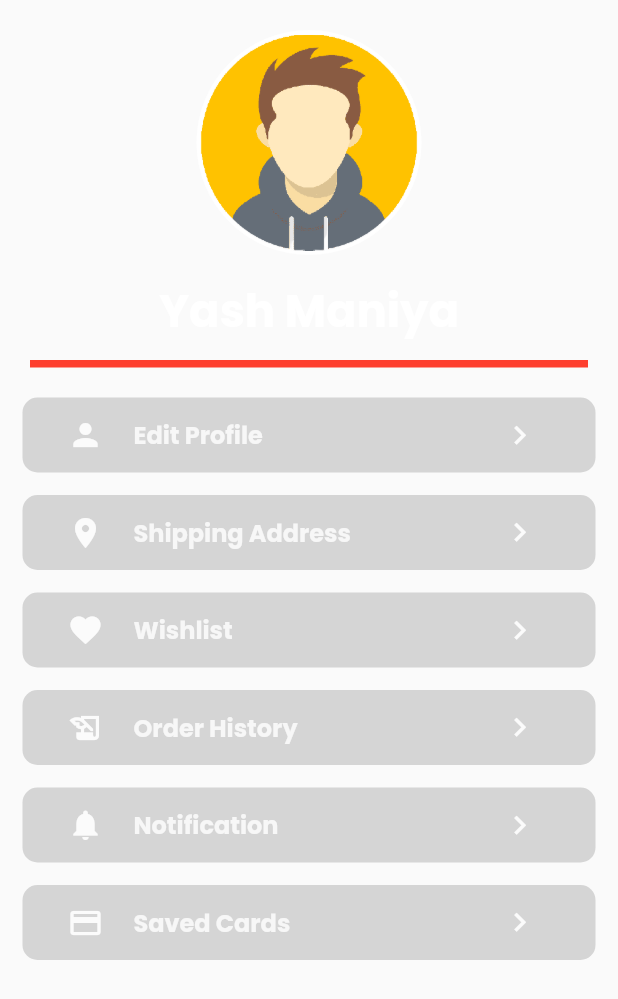
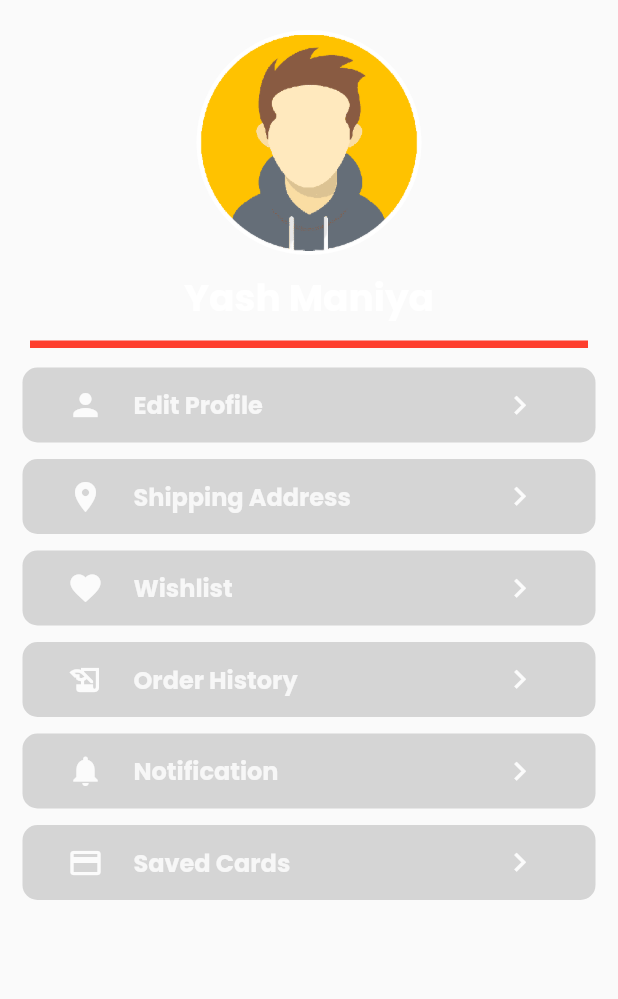
Before and after one commit to yashmaniya0/boAt-clone, a Flutter app: the ProfileContents widget shown alone on an empty page, opened directly, on a phone screen of 412 x 824 dp. Shown: the top 999 px of the screen. Run offline on Flutter 3.47's test engine with Material 2 defaults, Android fonts, the phone set to English and light mode, and no system bars; our stand-ins replace carousel_slider, get, smooth_page_indicator.

Commit message:
minor edits

```diff
--- a/lib/profile_contents.dart
+++ b/lib/profile_contents.dart
@@ -29,13 +29,13 @@ class _ProfileContentsState extends State<ProfileContents> {
           ),
           child: Image.asset('assets/profile_avatar.png'),
         ),
-        const SizedBox(height: 15,),
+        const SizedBox(height: 10,),
         const Center(
           child: Text(
             'Yash Maniya',
             style: TextStyle(
               color: Colors.white,
-              fontSize: 30,
+              fontSize: 25,
               fontWeight: FontWeight.bold,
               fontFamily: 'Poppins',
             ),
@@ -47,12 +47,12 @@ class _ProfileContentsState extends State<ProfileContents> {
           margin: EdgeInsets.only(left: 20, right: 20),
           color: Color.fromRGBO(255, 30, 10, 0.85),
         ),
-        SizedBox(height: 10),
+        SizedBox(height: 8),
         Container(
-          height: 400,
+          height: 370,
           child: ListView(
             children: [
-              SizedBox(height: 10,),
+              SizedBox(height: 5,),
               makeProfileContent('Edit Profile', Icons.person),
               makeProfileContent('Shipping Address', Icons.location_on),
               makeProfileContent('Wishlist', Icons.favorite_outlined),
@@ -70,7 +70,7 @@ class _ProfileContentsState extends State<ProfileContents> {
   Widget makeProfileContent(String text, icon){
     return Container(
       height: 50,
-      margin: EdgeInsets.only(bottom: 15, left: 15, right: 15),
+      margin: EdgeInsets.only(bottom: 11, left: 15, right: 15),
       decoration: const BoxDecoration(
         color: Color.fromRGBO(100, 100, 100, 0.25),
         borderRadius: BorderRadius.all(Radius.circular(10)),
@@ -79,7 +79,7 @@ class _ProfileContentsState extends State<ProfileContents> {
         highlightColor: Color.fromRGBO(100, 100, 100, 0.3),
         borderRadius: BorderRadius.all(Radius.circular(10)),
         onTap: (){
-          print('Tapped');                         // On Tap
+          print('Tapped');
           },
         child: Row(
           mainAxisAlignment: MainAxisAlignment.start,
```
Also changed, not shown: lib/main.dart (+8 -1 lines), lib/shop_contents.dart (+56 -6 lines), pubspec.lock.
